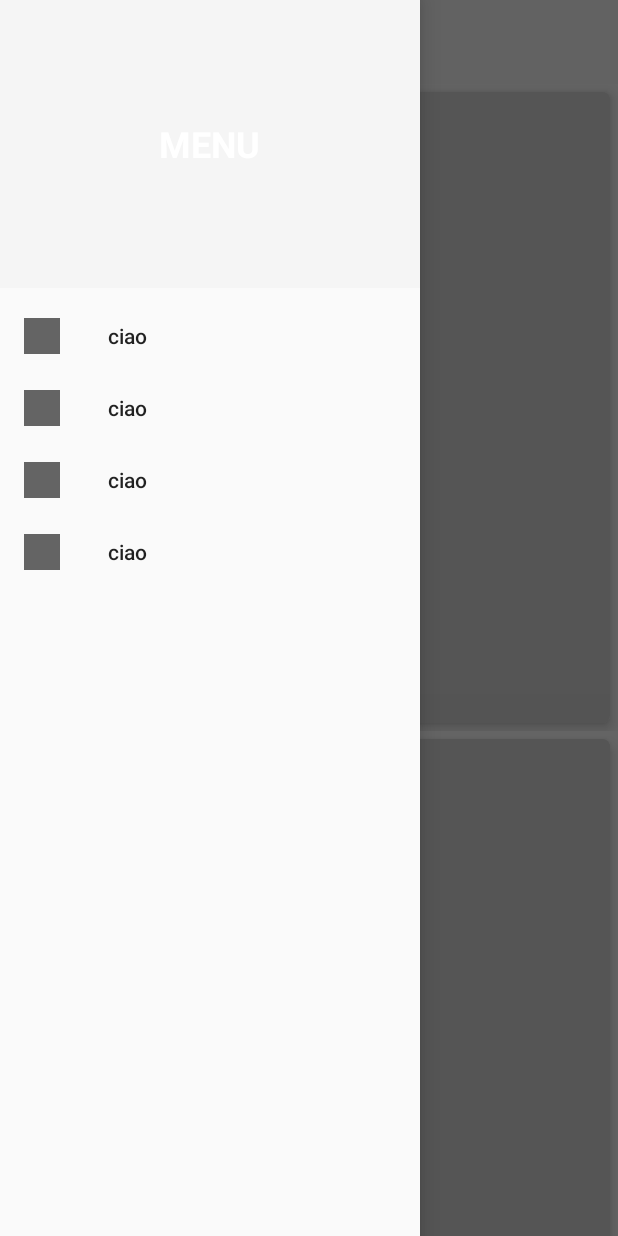
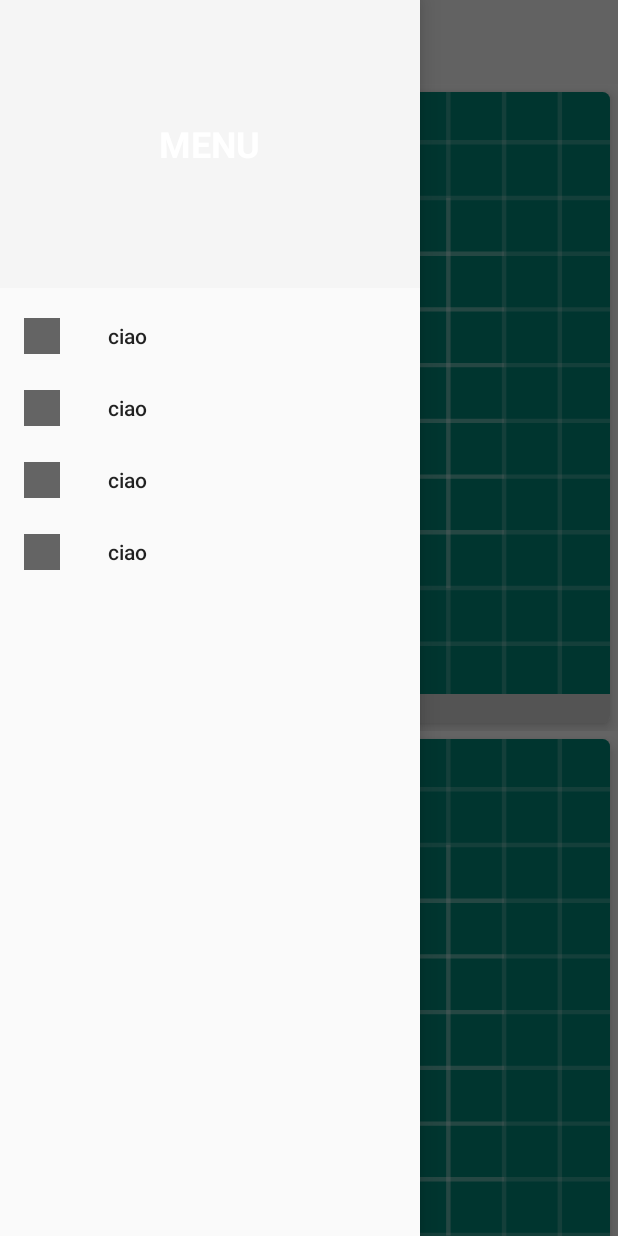
Before and after one commit to FrancescoAlbo97/EAToday, an Android app: the screen it shows after launch (MainActivity), with the side drawer open, on a phone screen of 412 x 824 dp. Run offline under Robolectric (Android 15) with nearby library versions, the light colour scheme and no system bars; our stand-ins replace Picasso; pictures from the network do not load.

Commit message:
recipe adapter item clicked

```diff
--- a/app/build.gradle
+++ b/app/build.gradle
@@ -31,6 +31,7 @@ dependencies {
     implementation 'com.squareup.okhttp3:okhttp:3.10.0'
     //implementation 'org.apache.httpcomponents:httpclient:4.5.6'
     //implementation 'com.android.volley:volley:1.1.1'
-    implementation 'com.squareup.picasso:picasso:2.3.2'
+    //implementation 'com.squareup.picasso:picasso:2.3.2'
+    implementation 'com.squareup.picasso:picasso:2.71828'
     implementation 'com.dubsmash.volley:library:2.0.1'
 }
--- a/app/src/main/java/com/eatoday/MainActivity.java
+++ b/app/src/main/java/com/eatoday/MainActivity.java
@@ -145,6 +145,6 @@ public class MainActivity extends AppCompatActivity implements RecipeAdapter.Ite
 
     @Override
     public void onItemClicked(int index) {
-
+        Toast.makeText(this,"item selected" + recipes.get(index).toString(),Toast.LENGTH_SHORT).show();;
     }
 }
--- a/app/src/main/java/com/eatoday/ui/recipes/RecipeAdapter.java
+++ b/app/src/main/java/com/eatoday/ui/recipes/RecipeAdapter.java
@@ -62,8 +62,8 @@ public class RecipeAdapter extends RecyclerView.Adapter<RecipeAdapter.ViewHolder
     public void onBindViewHolder(@NonNull RecipeAdapter.ViewHolder holder, int position) {
         holder.itemView.setTag(recipes.get(position));
         holder.tvRecipeName.setText(recipes.get(position).getName());
-        //holder.ivImageRecipe.setImageResource(rec);
-        Picasso.with(context).load(recipes.get(position).getImageUrl()).fit().centerInside().into(holder.ivImageRecipe);
+        holder.ivImageRecipe.setImageResource(R.drawable.ic_launcher_background);
+        //Picasso.with(context).load(recipes.get(position).getImageUrl()).fit().centerInside().into(holder.ivImageRecipe);
     }
 
     @Override
```
